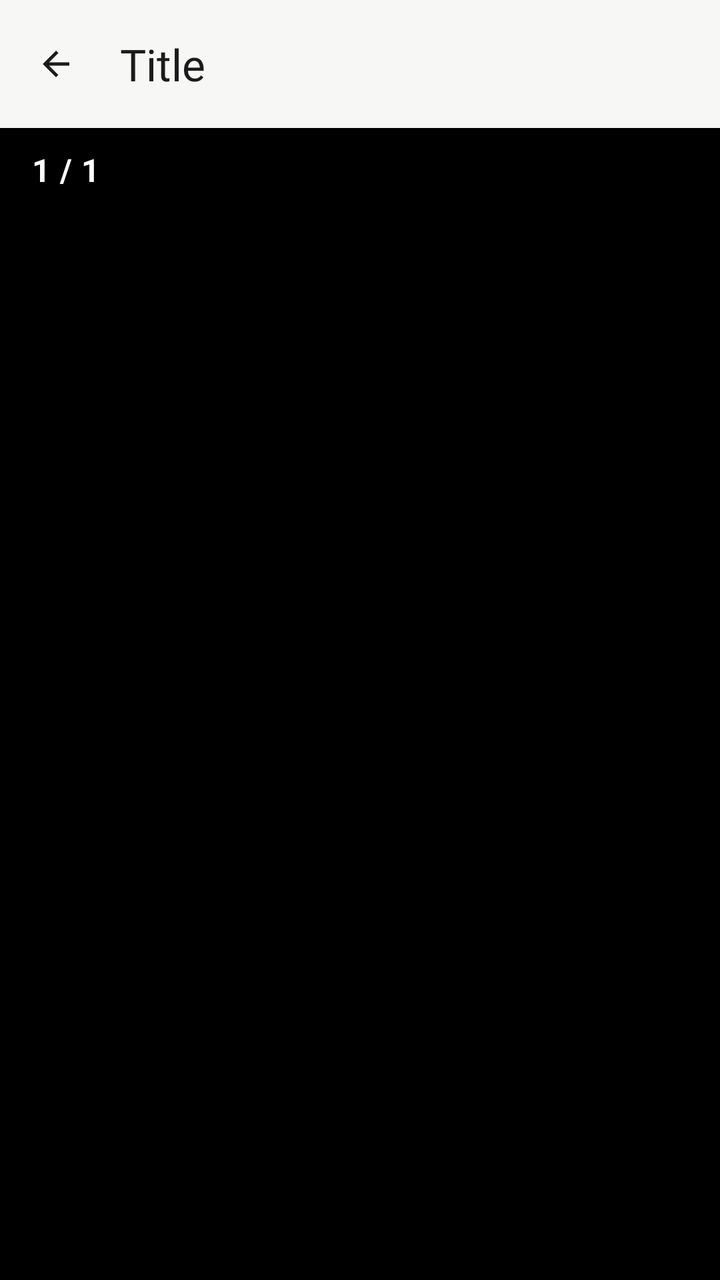
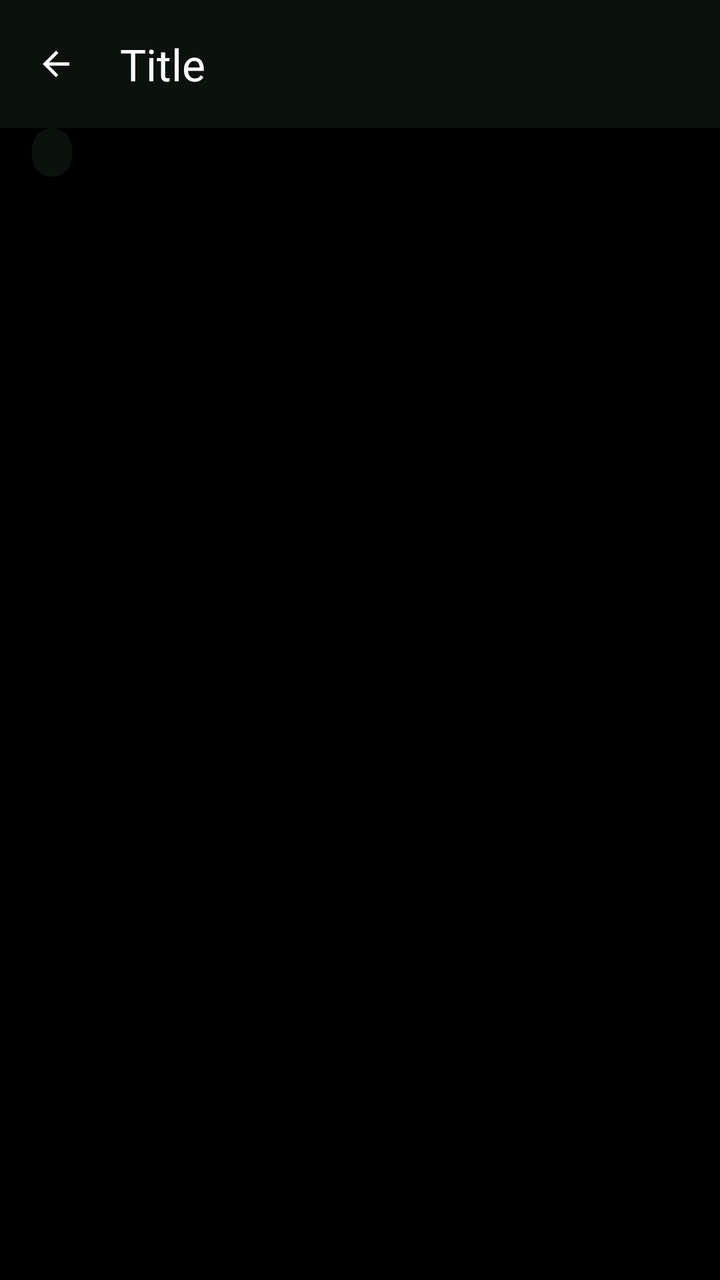

Before-and-after screenshots of an Android layout around one commit, followed by the original layout XML and the change that was made.
<!-- AndroidManifest.xml: application theme Theme.KodiWise -->
<!-- res/layout/activity_fullscreen_image.xml -->
<?xml version="1.0" encoding="utf-8"?>
<FrameLayout xmlns:android="http://schemas.android.com/apk/res/android"
    android:fitsSystemWindows="true"
    android:layout_width="match_parent"
    android:layout_height="match_parent"
    android:background="@android:color/black">

    <ImageView
        android:id="@+id/ivFullImage"
        android:layout_width="match_parent"
        android:layout_height="match_parent"
        android:contentDescription="@string/full_screen_image"
        android:scaleType="fitCenter" />

    <LinearLayout
        android:layout_width="match_parent"
        android:layout_height="match_parent"
        android:orientation="vertical">

        <include layout="@layout/include_back_header" />

        <TextView
            android:id="@+id/tvCounter"
            android:layout_width="wrap_content"
            android:layout_height="wrap_content"
            android:layout_marginStart="16dp"
            android:layout_marginTop="10dp"
            android:text="1 / 1"
            android:textColor="#FFFFFF"
            android:textSize="16sp"
            android:textStyle="bold" />
    </LinearLayout>

</FrameLayout>
<!-- res/layout/include_back_header.xml (included above) -->
<?xml version="1.0" encoding="utf-8"?>
<LinearLayout xmlns:android="http://schemas.android.com/apk/res/android"
    xmlns:app="http://schemas.android.com/apk/res-auto"
    android:id="@+id/backHeaderRoot"
    android:layout_width="match_parent"
    android:layout_height="wrap_content"
    android:background="?android:attr/colorBackground"
    android:gravity="center_vertical"
    android:minHeight="64dp"
    android:orientation="horizontal"
    android:paddingStart="4dp"
    android:paddingEnd="16dp">

    <com.google.android.material.button.MaterialButton
        android:id="@+id/btnBackHeader"
        style="@style/Widget.Material3.Button.IconButton"
        android:layout_width="48dp"
        android:layout_height="48dp"
        android:contentDescription="@string/back"
        app:icon="@drawable/ic_arrow_back"
        app:iconTint="?attr/colorOnSurface" />

    <TextView
        android:id="@+id/tvHeaderTitle"
        android:layout_width="0dp"
        android:layout_height="wrap_content"
        android:layout_marginStart="8dp"
        android:layout_weight="1"
        android:ellipsize="end"
        android:singleLine="true"
        android:text="@string/header_title"
        android:textAppearance="?attr/textAppearanceTitleLarge"
        android:textColor="?attr/colorOnSurface" />
</LinearLayout>
<!-- resources referenced by this layout -->
<resources>
  <string name="back">Back</string>
  <string name="full_screen_image">Full screen image</string>
  <string name="header_title">Title</string>
  <style name="Theme.KodiWise" parent="Base.Theme.KodiWise" />
  <color name="kw_primary">#0B5D3B</color>
  <color name="kw_on_primary">#FFFFFF</color>
  <color name="kw_primary_container">#CDEBD9</color>
  <color name="kw_on_primary_container">#002114</color>
  <color name="kw_secondary">#C9A227</color>
  <color name="kw_on_secondary">#1F1B00</color>
  <color name="kw_secondary_container">#FFF1C2</color>
  <color name="kw_on_secondary_container">#3D2F00</color>
  <color name="kw_tertiary">#3E6553</color>
  <color name="kw_on_tertiary">#FFFFFF</color>
  <color name="kw_tertiary_container">#C0EBD4</color>
  <color name="kw_on_tertiary_container">#002114</color>
  <color name="kw_error">#B3261E</color>
  <color name="kw_on_error">#FFFFFF</color>
  <color name="kw_error_container">#F9DEDC</color>
  <color name="kw_on_error_container">#410E0B</color>
  <color name="kw_background">#F7F8F6</color>
  <color name="kw_on_background">#191C1A</color>
  <color name="kw_surface">#FFFFFF</color>
  <color name="kw_on_surface">#191C1A</color>
  <color name="kw_surface_variant">#DCE5DD</color>
  <color name="kw_on_surface_variant">#404943</color>
  <color name="kw_outline">#707973</color>
  <color name="kw_outline_variant">#C0C9C1</color>
  <color name="kw_surface_container_lowest">#FFFFFF</color>
  <color name="kw_surface_container_low">#F2F4F1</color>
  <color name="kw_surface_container">#ECEFEB</color>
  <color name="kw_surface_container_high">#E6E9E5</color>
  <color name="kw_surface_container_highest">#E1E3DF</color>
  <color name="kw_surface_dim">#D8DBD7</color>
  <color name="kw_surface_bright">#F7F8F6</color>
  <color name="kw_inverse_surface">#2E312E</color>
  <color name="kw_inverse_on_surface">#EFF1ED</color>
  <color name="kw_inverse_primary">#8FD5AE</color>
  <style name="Widget.KodiWise.Chip" parent="Widget.Material3.Chip.Filter" />
  <color name="kw_card">#FFFFFF</color>
  <color name="kw_card_stroke">#E1E5E1</color>
  <!-- unchanged entries left out for length: 27 -->
</resources>

<!-- the commit's change to res/layout/activity_fullscreen_image.xml (unified diff, before → after) -->
@@ -1,9 +1,11 @@
 <?xml version="1.0" encoding="utf-8"?>
 <FrameLayout xmlns:android="http://schemas.android.com/apk/res/android"
-    android:fitsSystemWindows="true"
+    xmlns:app="http://schemas.android.com/apk/res-auto"
     android:layout_width="match_parent"
     android:layout_height="match_parent"
-    android:background="@android:color/black">
+    android:background="@color/kw_media_bg"
+    android:fitsSystemWindows="true"
+    android:theme="@style/ThemeOverlay.KodiWise.AR">
 
     <ImageView
         android:id="@+id/ivFullImage"
@@ -14,23 +16,20 @@
 
     <LinearLayout
         android:layout_width="match_parent"
-        android:layout_height="match_parent"
+        android:layout_height="wrap_content"
         android:orientation="vertical">
 
         <include layout="@layout/include_back_header" />
 
         <TextView
             android:id="@+id/tvCounter"
+            style="@style/Widget.KodiWise.Badge"
             android:layout_width="wrap_content"
             android:layout_height="wrap_content"
             android:layout_marginStart="16dp"
-            android:layout_marginTop="10dp"
-            android:text="1 / 1"
-            android:textColor="#FFFFFF"
-            android:textSize="16sp"
-            android:textStyle="bold" />
+            android:backgroundTint="@color/kw_ar_scrim"
+            android:textColor="@color/kw_ar_on_scrim" />
     </LinearLayout>
-
 </FrameLayout>
 <!-- res/layout/include_back_header.xml (included above) -->
 <?xml version="1.0" encoding="utf-8"?>
<!-- resource entries referenced after the edit -->
@@ -1,9 +1,43 @@
 <!-- resources referenced by this layout -->
 <resources>
+  <color name="kw_ar_on_scrim">#FFFFFF</color>
+  <color name="kw_ar_scrim">#B3101A14</color>
+  <color name="kw_media_bg">#000000</color>
   <string name="back">Back</string>
   <string name="full_screen_image">Full screen image</string>
   <string name="header_title">Title</string>
+  <style name="ThemeOverlay.KodiWise.AR" parent="ThemeOverlay.Material3.Dark">
+          <item name="android:colorBackground">@color/kw_ar_scrim</item>
+          <item name="colorOnSurface">@color/kw_ar_on_scrim</item>
+          <item name="colorOnSurfaceVariant">@color/kw_ar_on_scrim_variant</item>
+          <item name="colorPrimary">@color/kw_ar_primary</item>
+          <item name="colorOnPrimary">@color/kw_ar_on_primary</item>
+          <item name="colorSecondaryContainer">@color/kw_ar_tonal</item>
+          <item name="colorOnSecondaryContainer">@color/kw_ar_on_scrim</item>
+          <item name="android:textColorPrimary">@color/kw_ar_on_scrim</item>
+      </style>
+  <style name="Widget.KodiWise.Badge" parent="">
+          <item name="android:paddingStart">10dp</item>
+          <item name="android:paddingEnd">10dp</item>
+          <item name="android:paddingTop">4dp</item>
+          <item name="android:paddingBottom">4dp</item>
+          <item name="android:background">@drawable/bg_badge</item>
+          <item name="android:textAppearance">@style/TextAppearance.KodiWise.LabelMedium</item>
+          <item name="android:textColor">@color/kw_on_neutral_chip</item>
+      </style>
   <style name="Theme.KodiWise" parent="Base.Theme.KodiWise" />
+  <color name="kw_ar_on_scrim_variant">#D7E0D9</color>
+  <color name="kw_ar_primary">#8FD5AE</color>
+  <color name="kw_ar_on_primary">#00391F</color>
+  <color name="kw_ar_tonal">#33FFFFFF</color>
+  <!-- drawable bg_badge (drawable) -->
+  <?xml version="1.0" encoding="utf-8"?>
+  <shape xmlns:android="http://schemas.android.com/apk/res/android" android:shape="rectangle">
+      <corners android:radius="999dp" />
+      <solid android:color="@color/kw_neutral_chip" />
+  </shape>
+  <color name="kw_on_neutral_chip">#404943</color>
+  <color name="kw_neutral_chip">#E1E3DF</color>
   <color name="kw_primary">#0B5D3B</color>
   <color name="kw_on_primary">#FFFFFF</color>
   <color name="kw_primary_container">#CDEBD9</color>
